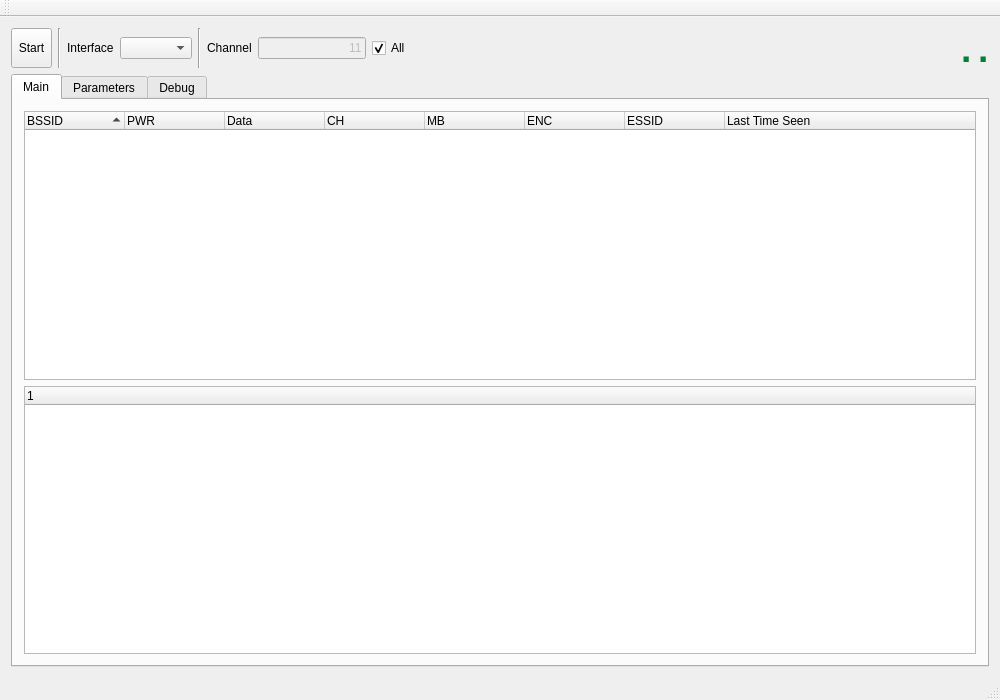
Above: guifidecrypter.ui from NachE/QGuifi before the change. Below: the same form after it.
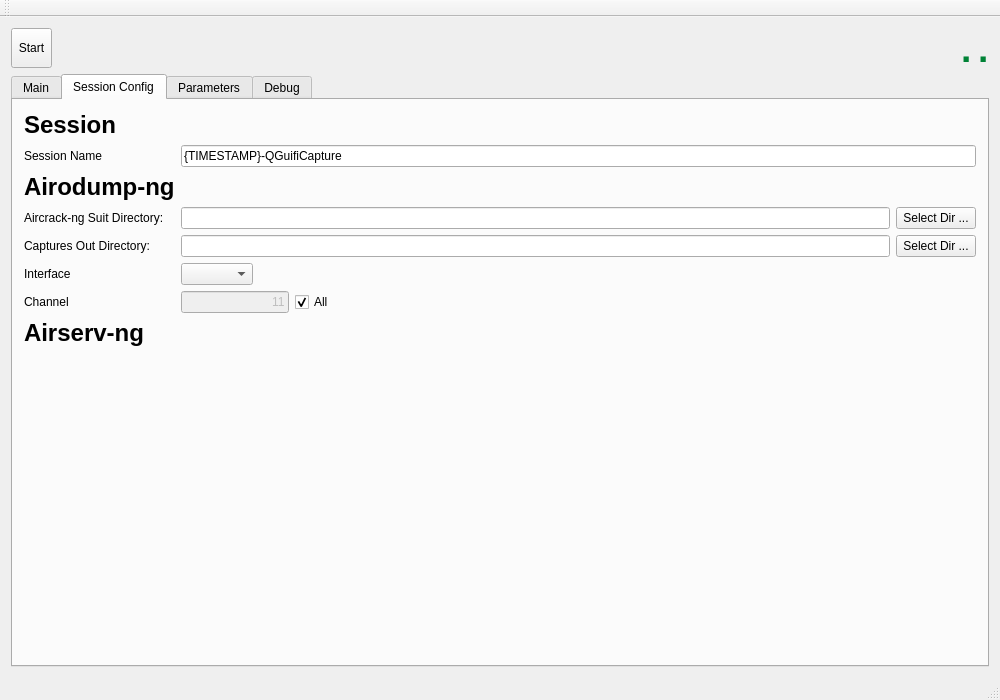
That is the form after the change.

Commit message: Making session config tab

The edit to the form file:
```diff
--- a/guifidecrypter.ui
+++ b/guifidecrypter.ui
@@ -32,18 +32,21 @@
       <property name="sizeConstraint">
        <enum>QLayout::SetMinimumSize</enum>
       </property>
-      <item row="0" column="6">
-       <widget class="QLabel" name="label_2">
-        <property name="enabled">
-         <bool>true</bool>
-        </property>
-        <property name="text">
-         <string>Channel</string>
-        </property>
-       </widget>
-      </item>
-      <item row="0" column="10">
+      <item row="0" column="7">
        <layout class="QHBoxLayout" name="horizontalLayout">
+        <item>
+         <spacer name="horizontalSpacer">
+          <property name="orientation">
+           <enum>Qt::Horizontal</enum>
+          </property>
+          <property name="sizeHint" stdset="0">
+           <size>
+            <width>40</width>
+            <height>20</height>
+           </size>
+          </property>
+         </spacer>
+        </item>
         <item>
          <widget class="QLabel" name="labelAction">
           <property name="enabled">
@@ -127,78 +130,6 @@
         </property>
        </widget>
       </item>
-      <item row="0" column="2">
-       <widget class="Line" name="line">
-        <property name="orientation">
-         <enum>Qt::Vertical</enum>
-        </property>
-       </widget>
-      </item>
-      <item row="0" column="4">
-       <widget class="QComboBox" name="comboBoxInterface"/>
-      </item>
-      <item row="0" column="8">
-       <widget class="QCheckBox" name="checkBoxChannel">
-        <property name="text">
-         <string>All</string>
-        </property>
-        <property name="checked">
-         <bool>true</bool>
-        </property>
-        <property name="tristate">
-         <bool>false</bool>
-        </property>
-       </widget>
-      </item>
-      <item row="0" column="5">
-       <widget class="Line" name="line_2">
-        <property name="orientation">
-         <enum>Qt::Vertical</enum>
-        </property>
-       </widget>
-      </item>
-      <item row="0" column="9">
-       <spacer name="horizontalSpacer">
-        <property name="orientation">
-         <enum>Qt::Horizontal</enum>
-        </property>
-        <property name="sizeHint" stdset="0">
-         <size>
-          <width>40</width>
-          <height>20</height>
-         </size>
-        </property>
-       </spacer>
-      </item>
-      <item row="0" column="3">
-       <widget class="QLabel" name="label">
-        <property name="text">
-         <string>Interface</string>
-        </property>
-       </widget>
-      </item>
-      <item row="0" column="7">
-       <widget class="QLineEdit" name="lineEditChannel">
-        <property name="enabled">
-         <bool>false</bool>
-        </property>
-        <property name="sizePolicy">
-         <sizepolicy hsizetype="Minimum" vsizetype="Fixed">
-          <horstretch>0</horstretch>
-          <verstretch>0</verstretch>
-         </sizepolicy>
-        </property>
-        <property name="text">
-         <string>11</string>
-        </property>
-        <property name="echoMode">
-         <enum>QLineEdit::Normal</enum>
-        </property>
-        <property name="alignment">
-         <set>Qt::AlignRight|Qt::AlignTrailing|Qt::AlignVCenter</set>
-        </property>
-       </widget>
-      </item>
      </layout>
     </item>
     <item row="4" column="0">
@@ -219,7 +150,7 @@
        <enum>Qt::LeftToRight</enum>
       </property>
       <property name="currentIndex">
-       <number>0</number>
+       <number>1</number>
       </property>
       <widget class="QWidget" name="tabMain">
        <attribute name="title">
@@ -300,6 +231,197 @@
         </item>
        </layout>
       </widget>
+      <widget class="QWidget" name="tab_2">
+       <attribute name="title">
+        <string>Session Config</string>
+       </attribute>
+       <layout class="QGridLayout" name="gridLayout_7">
+        <item row="0" column="0">
+         <layout class="QFormLayout" name="formLayout_2">
+          <property name="fieldGrowthPolicy">
+           <enum>QFormLayout::AllNonFixedFieldsGrow</enum>
+          </property>
+          <item row="0" column="0">
+           <widget class="QLabel" name="label_13">
+            <property name="text">
+             <string>&lt;html&gt;&lt;head/&gt;&lt;body&gt;&lt;h1&gt;Session&lt;/h1&gt;&lt;/body&gt;&lt;/html&gt;</string>
+            </property>
+           </widget>
+          </item>
+          <item row="1" column="0">
+           <widget class="QLabel" name="label_14">
+            <property name="text">
+             <string>Session Name</string>
+            </property>
+           </widget>
+          </item>
+          <item row="1" column="1">
+           <widget class="QLineEdit" name="lineEdit_8">
+            <property name="text">
+             <string>{TIMESTAMP}-QGuifiCapture</string>
+            </property>
+           </widget>
+          </item>
+          <item row="2" column="0">
+           <widget class="QLabel" name="label_11">
+            <property name="text">
+             <string>&lt;html&gt;&lt;head/&gt;&lt;body&gt;&lt;h1&gt;Airodump-ng&lt;/h1&gt;&lt;/body&gt;&lt;/html&gt;</string>
+            </property>
+           </widget>
+          </item>
+          <item row="3" column="0">
+           <widget class="QLabel" name="label_10">
+            <property name="text">
+             <string>Aircrack-ng Suit Directory:</string>
+            </property>
+           </widget>
+          </item>
+          <item row="3" column="1">
+           <layout class="QHBoxLayout" name="horizontalLayout_2">
+            <item>
+             <widget class="QLineEdit" name="lineEditSelectAirDir">
+              <property name="text">
+               <string/>
+              </property>
+              <property name="readOnly">
+               <bool>true</bool>
+              </property>
+             </widget>
+            </item>
+            <item>
+             <widget class="QPushButton" name="pushButtonSelectAirDir">
+              <property name="text">
+               <string>Select Dir ...</string>
+              </property>
+             </widget>
+            </item>
+           </layout>
+          </item>
+          <item row="4" column="0">
+           <widget class="QLabel" name="label_12">
+            <property name="text">
+             <string>Captures Out Directory:</string>
+            </property>
+           </widget>
+          </item>
+          <item row="4" column="1">
+           <layout class="QHBoxLayout" name="horizontalLayout_4">
+            <item>
+             <widget class="QLineEdit" name="lineEdit_7">
+              <property name="readOnly">
+               <bool>true</bool>
+              </property>
+             </widget>
+            </item>
+            <item>
+             <widget class="QPushButton" name="pushButton">
+              <property name="text">
+               <string>Select Dir ...</string>
+              </property>
+             </widget>
+            </item>
+           </layout>
+          </item>
+          <item row="5" column="0">
+           <widget class="QLabel" name="label">
+            <property name="text">
+             <string>Interface</string>
+            </property>
+           </widget>
+          </item>
+          <item row="5" column="1">
+           <layout class="QHBoxLayout" name="horizontalLayout_3">
+            <item>
+             <widget class="QComboBox" name="comboBoxInterface"/>
+            </item>
+            <item>
+             <spacer name="horizontalSpacer_2">
+              <property name="orientation">
+               <enum>Qt::Horizontal</enum>
+              </property>
+              <property name="sizeHint" stdset="0">
+               <size>
+                <width>40</width>
+                <height>20</height>
+               </size>
+              </property>
+             </spacer>
+            </item>
+           </layout>
+          </item>
+          <item row="6" column="0">
+           <widget class="QLabel" name="label_2">
+            <property name="enabled">
+             <bool>true</bool>
+            </property>
+            <property name="text">
+             <string>Channel</string>
+            </property>
+           </widget>
+          </item>
+          <item row="6" column="1">
+           <layout class="QHBoxLayout" name="horizontalLayout_5">
+            <item>
+             <widget class="QLineEdit" name="lineEditChannel">
+              <property name="enabled">
+               <bool>false</bool>
+              </property>
+              <property name="sizePolicy">
+               <sizepolicy hsizetype="Minimum" vsizetype="Fixed">
+                <horstretch>0</horstretch>
+                <verstretch>0</verstretch>
+               </sizepolicy>
+              </property>
+              <property name="text">
+               <string>11</string>
+              </property>
+              <property name="echoMode">
+               <enum>QLineEdit::Normal</enum>
+              </property>
+              <property name="alignment">
+               <set>Qt::AlignRight|Qt::AlignTrailing|Qt::AlignVCenter</set>
+              </property>
+             </widget>
+            </item>
+            <item>
+             <widget class="QCheckBox" name="checkBoxChannel">
+              <property name="text">
+               <string>All</string>
+              </property>
+              <property name="checked">
+               <bool>true</bool>
+              </property>
+              <property name="tristate">
+               <bool>false</bool>
+              </property>
+             </widget>
+            </item>
+            <item>
+             <spacer name="horizontalSpacer_3">
+              <property name="orientation">
+               <enum>Qt::Horizontal</enum>
+              </property>
+              <property name="sizeHint" stdset="0">
+               <size>
+                <width>40</width>
+                <height>20</height>
+               </size>
+              </property>
+             </spacer>
+            </item>
+           </layout>
+          </item>
+          <item row="7" column="0">
+           <widget class="QLabel" name="label_15">
+            <property name="text">
+             <string>&lt;html&gt;&lt;head/&gt;&lt;body&gt;&lt;h1&gt;Airserv-ng&lt;/h1&gt;&lt;/body&gt;&lt;/html&gt;</string>
+            </property>
+           </widget>
+          </item>
+         </layout>
+        </item>
+       </layout>
+      </widget>
       <widget class="QWidget" name="tab">
        <attribute name="title">
         <string>Parameters</string>
```
Left out of the diff: 2 changed lines with no effect on the pictures. The commit also changes 2 other files.
